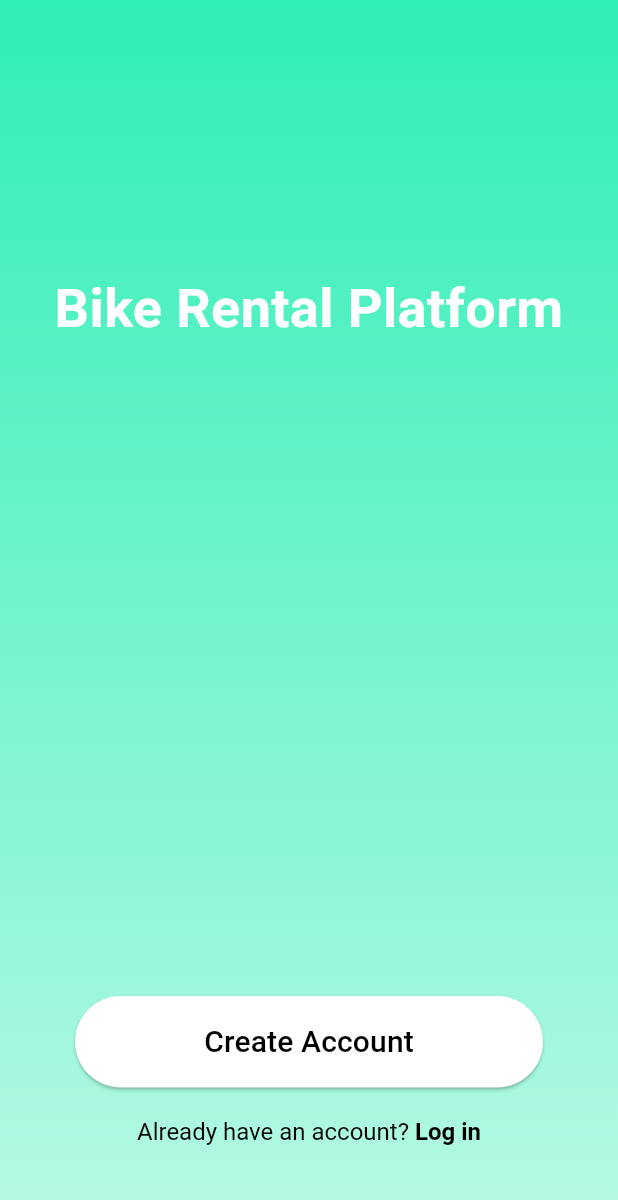
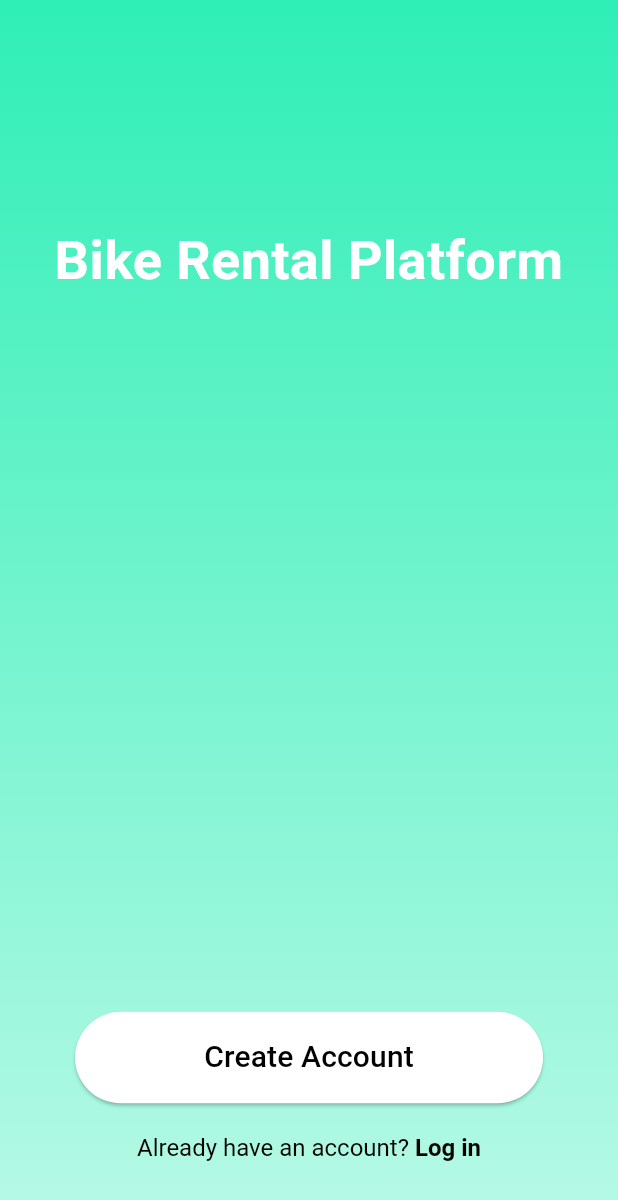
Before and after one commit to vrushteej/ebike_rental_system, a Flutter app: the screen it shows after launch, on a phone screen of 412 x 824 dp. Shown: the top 1200 px of the screen. Run offline on Flutter 3.47's test engine with Material 3 defaults, Android fonts, the phone set to English and light mode, and no system bars; our stand-ins replace firebase_auth, firebase_core, flutter_dotenv, flutter_map, flutter_secure_storage, google_sign_in and 2 more; missing offline and left inert: flutter_map_location_marker, flutter_polyline_points, razorpay_flutter; accounts and stored records are empty.

Commit message:
cleaned code

```diff
--- a/lib/api_service.dart
+++ b/lib/api_service.dart
@@ -5,7 +5,7 @@ import 'package:flutter/material.dart';
 import 'package:http/http.dart' as http;
 
 class ApiService {
-  final String baseUrl = "http://192.168.0.128:3000";
+  final String baseUrl = "http://10.10.122.107:3000";
 
   Future<Map<String, dynamic>> signUp(String email, String phone, String password) async {
     final String apiUrl = '$baseUrl/user/register';
@@ -32,6 +32,7 @@ class ApiService {
         // Success case
         result['status'] = 'success';
         result['userId'] = responseData['user']['_id'];
+        result['token'] = responseData['token'];
       } else {
         // Error case
         result['status'] = 'error';
@@ -80,6 +81,7 @@ class ApiService {
       if (response.statusCode == 200 || response.statusCode == 201 || responseData["success"]) {
         result['status'] = 'success';
         result['userId'] = responseData['userId'];
+        result['token'] = responseData['token'];
       } else {
         result['status'] = 'error';
         result['message'] = responseData["message"] ?? "Login failed";
--- a/lib/get_chatbot_response.dart
+++ b/lib/get_chatbot_response.dart
@@ -2,7 +2,7 @@ import 'dart:convert';
 import 'package:http/http.dart' as http;
 
 Future<String> getChatbotResponse(String userMessage) async {
-  final url = Uri.parse("https://5f15-183-87-190-254.ngrok-free.app/chat");  // The URL for your Flask API
+  final url = Uri.parse("https://ccmap-backend.onrender.com/chat");  // The URL for your Flask API
 
   final response = await http.post(
     url,
--- a/lib/landing_page.dart
+++ b/lib/landing_page.dart
@@ -1,27 +1,71 @@
-// landing_page.dart
-import 'login_screen.dart';
+import 'dart:async';
+import 'package:flutter_secure_storage/flutter_secure_storage.dart';
 import 'package:flutter/gestures.dart';
 import 'package:flutter/material.dart';
+
+import 'login_screen.dart';
+import 'signup_screen.dart';
+import 'map_screen.dart';
 import 'main.dart';
-import 'signup_screen.dart';  // Import your signup screen
 
-class LandingPage extends StatelessWidget {
+class LandingPage extends StatefulWidget {
   const LandingPage({super.key});
+
+  @override
+  State<LandingPage> createState() => _LandingPageState();
+}
+
+class _LandingPageState extends State<LandingPage> {
+  bool _isCheckingLogin = true;
+  String? _isLoggedIn;
+  String? userId;
+
+  @override
+  void initState() {
+    super.initState();
+    checkLoginStatus();
+  }
+
+  Future<void> checkLoginStatus() async {
+    final storage = FlutterSecureStorage();
+    String? loginStatus = await storage.read(key: 'isLoggedIn');
+    String? storedUserId = await storage.read(key: 'userId');
+
+    if (loginStatus == 'true' && storedUserId != null) {
+      setState(() {
+        _isLoggedIn = 'true';
+        userId = storedUserId;
+      });
+
+      await Future.delayed(Duration(seconds: 3));
+
+      if (mounted) {
+        Navigator.pushReplacement(
+          context,
+          MaterialPageRoute(builder: (context) => MapScreen(userId: userId!)),
+        );
+      }
+    } else {
+      setState(() {
+        _isCheckingLogin = false;
+      });
+    }
+  }
 
   @override
   Widget build(BuildContext context) {
     return Scaffold(
       body: Container(
-        // Applying linear gradient from top to bottom
+        width: double.infinity,
         decoration: BoxDecoration(
           gradient: Theme.of(context).extension<CustomTheme>()!.primaryGradient,
         ),
+        child: SafeArea(
           child: Column(
-          mainAxisAlignment: MainAxisAlignment.spaceBetween, // To spread content evenly
+            mainAxisAlignment: MainAxisAlignment.spaceBetween,
             children: [
-            // Title at the top
               Padding(
-              padding: const EdgeInsets.only(top: 180.0), // Add margin to top
+                padding: EdgeInsets.only(top: MediaQuery.of(context).size.height * 0.18, bottom: MediaQuery.of(context).size.height * 0.02),
                 child: Text(
                   'Bike Rental Platform',
                   style: TextStyle(
@@ -29,10 +73,17 @@ class LandingPage extends StatelessWidget {
                     fontWeight: FontWeight.bold,
                     color: Colors.white,
                   ),
-                textAlign: TextAlign.center, // Center align the title
+                  textAlign: TextAlign.center,
                 ),
               ),
-            // Create Account Button at the bottom
+
+              if (_isCheckingLogin)
+                Expanded(
+                  child: Center(
+                    child: CircularProgressIndicator(color: Colors.white),
+                  ),
+                )
+              else
                 Column(
                   children: [
                     Padding(
@@ -60,10 +111,9 @@ class LandingPage extends StatelessWidget {
                             ),
                           ),
                         ),
-                    )
+                      ),
                     ),
                     SizedBox(height: 20),
-                // Log in text at the bottom
                     RichText(
                       text: TextSpan(
                         children: [
@@ -78,11 +128,11 @@ class LandingPage extends StatelessWidget {
                             text: 'Log in',
                             style: TextStyle(
                               fontSize: 16,
-                          color: Colors.black, // Log in text color
+                              color: Colors.black,
                               fontWeight: FontWeight.bold,
                             ),
-                        recognizer: TapGestureRecognizer()..onTap = () {
-                          // Action when Log in text is pressed
+                            recognizer: TapGestureRecognizer()
+                              ..onTap = () {
                                 Navigator.push(
                                   context,
                                   MaterialPageRoute(builder: (context) => LoginScreen()),
@@ -92,12 +142,13 @@ class LandingPage extends StatelessWidget {
                         ],
                       ),
                     ),
-                SizedBox(height: 60),
+                    SizedBox(height: MediaQuery.of(context).size.height * 0.06),
                   ],
                 ),
             ],
           ),
         ),
+      ),
     );
   }
 }
--- a/lib/login_screen.dart
+++ b/lib/login_screen.dart
@@ -59,13 +59,14 @@ class _LoginScreenState extends State<LoginScreen> {
     print("Login Status: ${result['status']}");
     if (result['status'] == 'success') {
       String userId = result['userId'].toString();
+      String token = result['token'].toString();
       print('User ID: $userId');
 
       // Navigate to the verification screen after successful login
       Navigator.pushReplacement(
         context,
         MaterialPageRoute(
-          builder: (context) => VerificationScreen(userId: userId), // Pass the userId
+          builder: (context) => VerificationScreen(userId: userId, token: token,), // Pass the userId
         ),
       );
 
@@ -76,6 +77,7 @@ class _LoginScreenState extends State<LoginScreen> {
     } else {
       // Show error message
       String errorMessage = result['message'] ?? 'Login failed';
+      if (!mounted) return;
       ScaffoldMessenger.of(context).showSnackBar(
         SnackBar(content: Text(errorMessage)),
       );
--- a/lib/profile_page.dart
+++ b/lib/profile_page.dart
@@ -5,6 +5,7 @@ import 'package:ebike_rental_system/map_screen.dart';
 import 'package:ebike_rental_system/my_wallet_screen.dart';
 import 'package:flutter/material.dart';
 import 'package:ebike_rental_system/api_service.dart';
+import 'package:flutter_secure_storage/flutter_secure_storage.dart';
 import 'package:http/http.dart' as http;
 
 import 'main.dart';
@@ -21,6 +22,7 @@ class ProfilePage extends StatefulWidget {
 class _ProfilePageState extends State<ProfilePage> {
   int _selectedIndex = 3;
   Map<String, dynamic>? userData;
+  final FlutterSecureStorage _storage = FlutterSecureStorage();
 
   @override
   void initState() {
@@ -55,7 +57,8 @@ class _ProfilePageState extends State<ProfilePage> {
                     alignment: Alignment.topRight,
                     child: IconButton(
                       icon: const Icon(Icons.logout, color: Colors.black),
-                      onPressed: () {
+                      onPressed: () async {
+                        await _storage.deleteAll();
                         Navigator.pushAndRemoveUntil(
                           context,
                           MaterialPageRoute(builder: (context) => LoginScreen()),
--- a/lib/signup_screen.dart
+++ b/lib/signup_screen.dart
@@ -97,11 +97,12 @@ class _SignupScreenState extends State<SignupScreen> {
 
     if (result['status'] == 'success') {
       String userId = result['userId'];
+      String token = result['token'];
       print("User ID: $userId");
       if (userId.isNotEmpty) {
         Navigator.pushReplacement(
           context,
-          MaterialPageRoute(builder: (context) => VerificationScreen(userId: userId)),
+          MaterialPageRoute(builder: (context) => VerificationScreen(userId: userId, token: token)),
         );
       } else {
         print("User ID is missing in response.");
```
Also changed, not shown: lib/editPhoneNumber.dart (added, +152 -0 lines), lib/my_account_page.dart (+30 -36 lines), lib/verfication_screen.dart (+8 -4 lines). Lines whose indentation alone changed are shown as unchanged.
